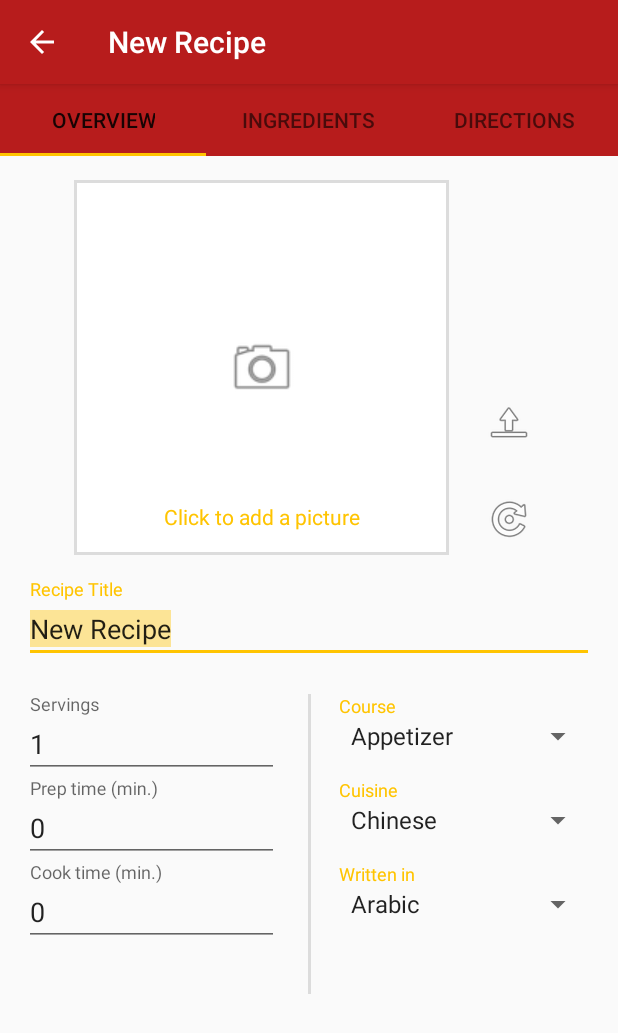
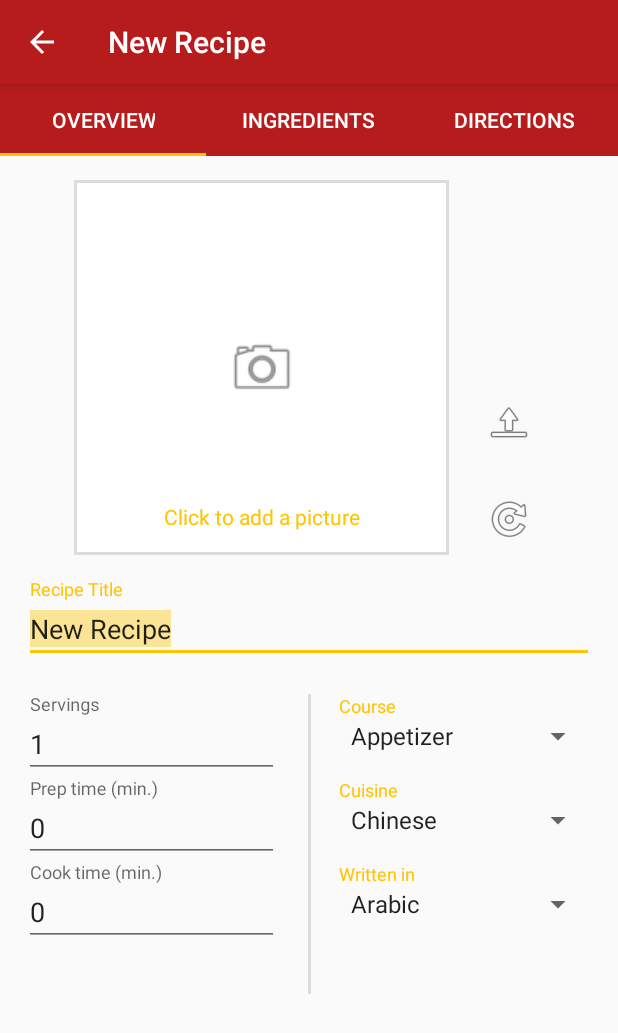
Before and after one commit to MusapKahraman/KitchenAssistant, an Android app: the screen it shows after launch once a user with an empty profile is signed in (RecipeEditActivity), after a tap on an icon or button, on a phone screen of 412 x 824 dp. Shown: the top 1033 px of the screen. Run offline under Robolectric (Android 15) with nearby library versions, the phone set to English and light mode, and no system bars; our stand-ins replace Firebase (no records; nobody signed in at launch, a user with empty details on screens opened directly), Room's generated code; libraries missing offline, so code that uses them is left out: com.firebase.ui; pictures from the network do not load.

Commit message:
fix: Change tab colors to fit in

```diff
--- a/app/src/main/java/com/example/kitchen/activities/MainActivity.java
+++ b/app/src/main/java/com/example/kitchen/activities/MainActivity.java
@@ -62,12 +62,16 @@ public class MainActivity extends AppCompatActivity
         mFab.setOnClickListener(new View.OnClickListener() {
             @Override
             public void onClick(View view) {
-                if (mNavigatorIndex == 0) {
-                    Intent intent = new Intent(MainActivity.this, RecipeEditActivity.class);
-                    startActivity(intent);
-                } else if (mNavigatorIndex == 1) {
-                    Intent intent = new Intent(MainActivity.this, RecipeEditActivity.class);
-                    startActivity(intent);
+                Intent intent;
+                switch (mNavigatorIndex) {
+                    case 0:
+                        intent = new Intent(MainActivity.this, RecipeEditActivity.class);
+                        startActivity(intent);
+                        break;
+                    case 1:
+                        intent = new Intent(MainActivity.this, RecipeEditActivity.class);
+                        startActivity(intent);
+                        break;
                 }
             }
         });
--- a/app/src/main/res/layout/activity_recipe_edit.xml
+++ b/app/src/main/res/layout/activity_recipe_edit.xml
@@ -1,6 +1,7 @@
 <?xml version="1.0" encoding="utf-8"?>
 <LinearLayout xmlns:android="http://schemas.android.com/apk/res/android"
     xmlns:tools="http://schemas.android.com/tools"
+    xmlns:app="http://schemas.android.com/apk/res-auto"
     android:id="@+id/container"
     android:layout_width="match_parent"
     android:layout_height="match_parent"
@@ -12,7 +13,9 @@
         android:id="@+id/tabLayout"
         android:layout_width="match_parent"
         android:layout_height="wrap_content"
-        android:background="?attr/colorPrimary" />
+        android:background="@color/tab_background"
+        app:tabSelectedTextColor="@color/tab_text"
+        app:tabTextColor="@color/tab_text" />
 
     <android.support.v4.view.ViewPager
         android:id="@+id/viewPager"
--- a/app/src/main/res/layout/fragment_meal_board.xml
+++ b/app/src/main/res/layout/fragment_meal_board.xml
@@ -20,7 +20,8 @@
             <TabWidget
                 android:id="@android:id/tabs"
                 android:layout_width="@dimen/tab_widget_child_width"
-                android:layout_height="wrap_content" />
+                android:layout_height="wrap_content"
+                android:background="@color/tab_background" />
         </HorizontalScrollView>
 
         <FrameLayout
--- a/app/src/main/res/values/colors.xml
+++ b/app/src/main/res/values/colors.xml
@@ -3,6 +3,8 @@
     <color name="colorPrimary">#b71c1c</color>
     <color name="colorPrimaryDark">#3e2723</color>
     <color name="colorAccent">#ffc400</color>
+    <color name="tab_text">#FFFFFF</color>
+    <color name="tab_background">#b71c1c</color>
     <color name="nav_gradient_start">#ff80ab</color>
     <color name="nav_gradient_center">#b71c1c</color>
     <color name="nav_gradient_end">#3e2723</color>
```
Also changed, not shown: app/src/main/java/com/example/kitchen/fragments/MealBoardFragment.java (+7 -0 lines).
